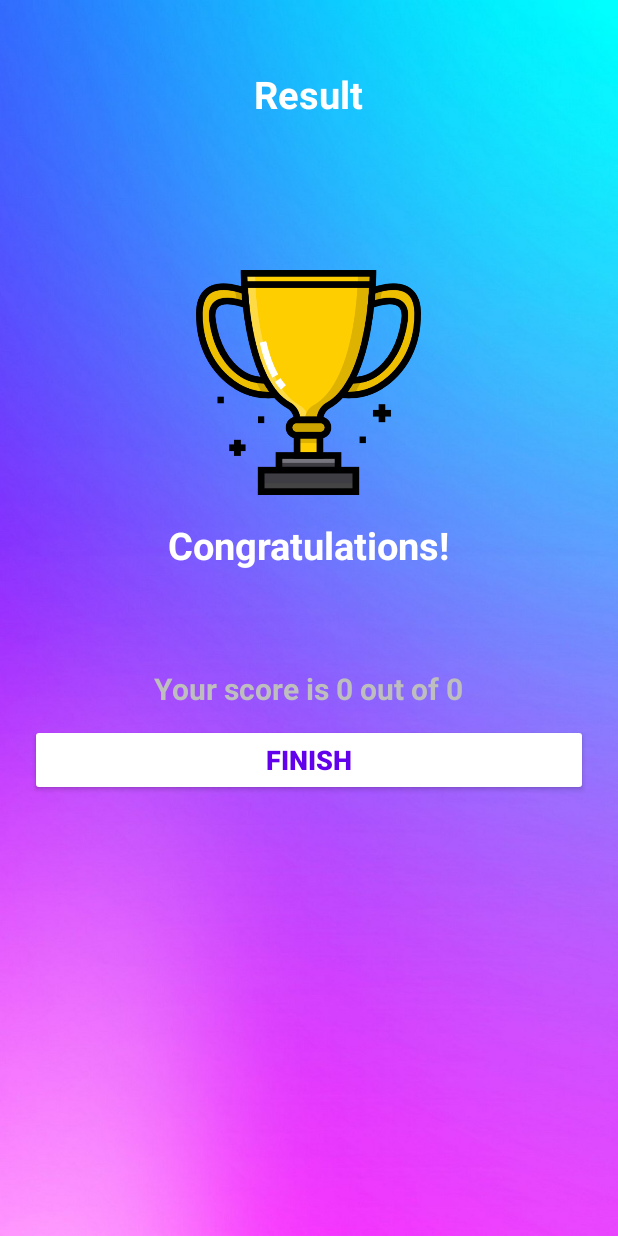
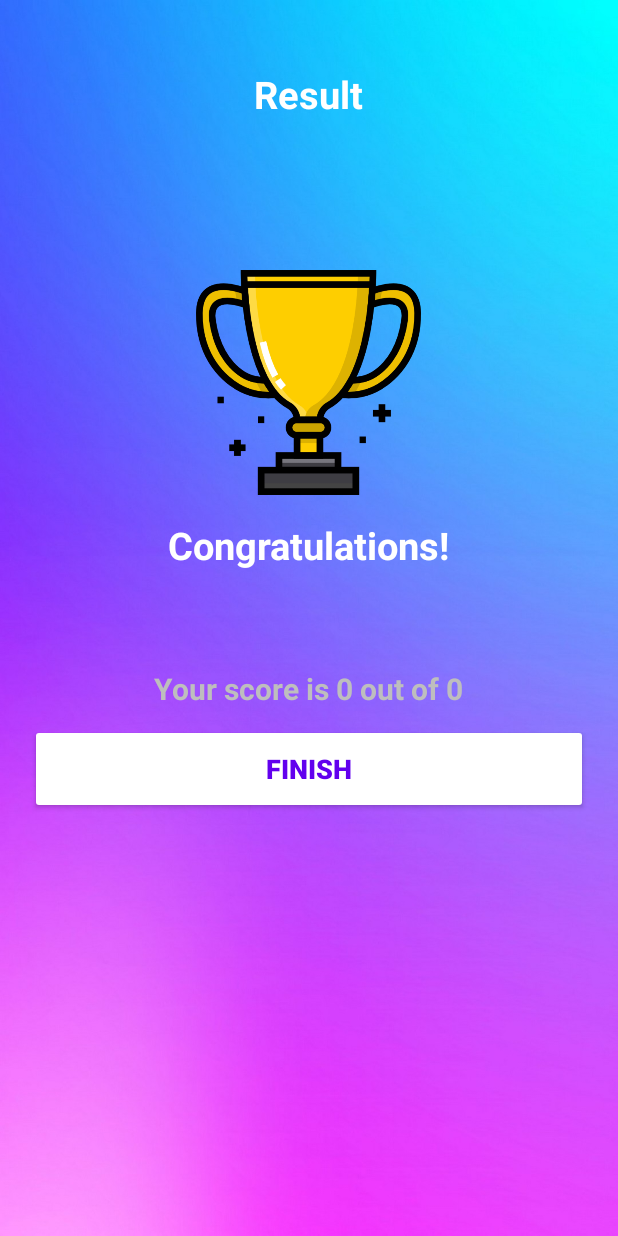
Before and after one commit to SatriaC/android-kotlin-quiz-app, an Android app: the ResultActivity screen opened directly, with no data from a screen before it, on a phone screen of 412 x 824 dp. Run offline under Robolectric (Android 15) with nearby library versions, the phone set to English and light mode, and no system bars.

Commit message:
edit button finish

```diff
--- a/app/src/main/res/layout/activity_result.xml
+++ b/app/src/main/res/layout/activity_result.xml
@@ -61,7 +61,7 @@
     <androidx.appcompat.widget.AppCompatButton
         android:id="@+id/btn_finish"
         android:layout_width="match_parent"
-        android:layout_height="wrap_content"
+        android:layout_height="60dp"
         android:layout_marginTop="10dp"
         android:backgroundTint="@color/white"
         android:text="FINISH"
```
